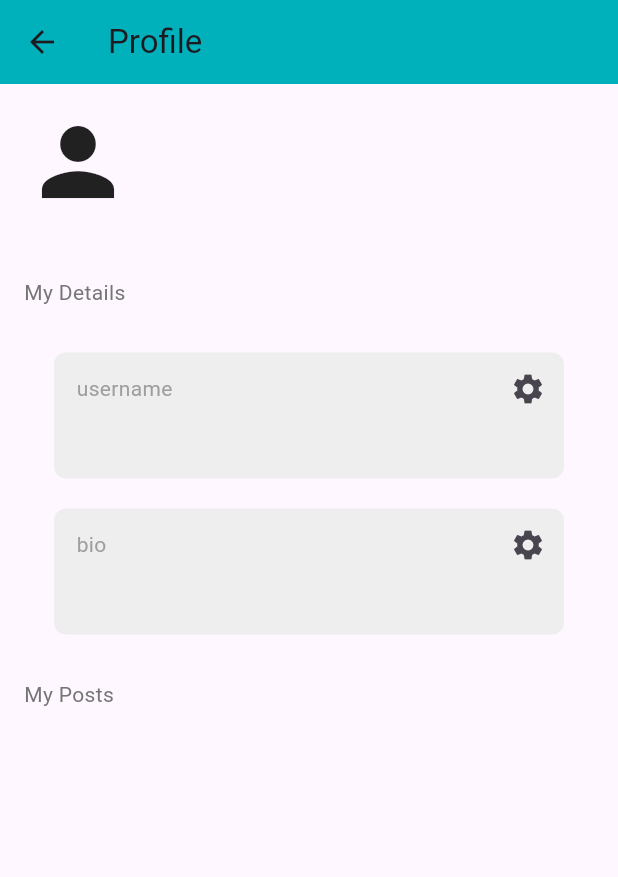
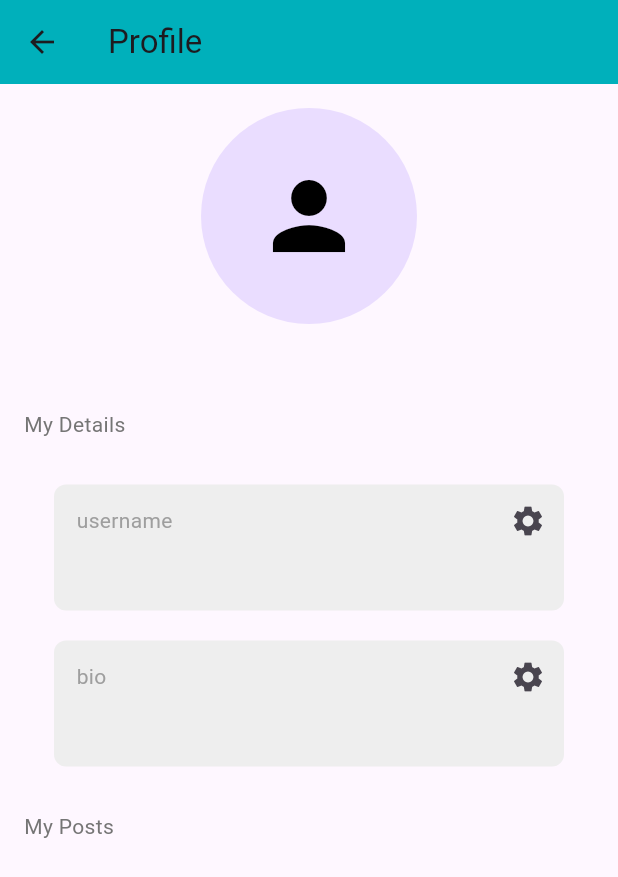
Before and after one commit to MMLewis1225/newsfeed_app, a Flutter app: the ProfilePage screen opened directly, on a phone screen of 412 x 824 dp. Shown: the top 877 px of the screen. Run offline on Flutter 3.47's test engine with Material 3 defaults, Android fonts, the phone set to English and light mode, and no system bars; our stand-ins replace cloud_firestore, firebase_auth, firebase_core; accounts and stored records are empty; generated files the repository leaves out were written again.

Commit message:
profile page and drawer styling

```diff
--- a/lib/pages/home_page.dart
+++ b/lib/pages/home_page.dart
@@ -69,14 +69,14 @@ class _HomePageState extends State<HomePage> {
       backgroundColor: Colors.grey[300],
       appBar: AppBar(
         backgroundColor: const Color(0xFF00B0BB),
-        title: const Stack(
+        title: Stack(
           alignment: Alignment.center,
           children: [
             // White text
             Positioned(
               bottom: 1.5,
               left: 0.5,
-              child: Text(
+              child: const Text(
                 "NewsFeed",
                 style: TextStyle(
                   fontSize: 28,
@@ -86,7 +86,7 @@ class _HomePageState extends State<HomePage> {
               ),
             ),
             // Black text
-            Text(
+            const Text(
               "NewsFeed",
               style: TextStyle(
                 fontSize: 28,
--- a/lib/pages/profile_page.dart
+++ b/lib/pages/profile_page.dart
@@ -104,13 +104,27 @@ class _ProfilePageState extends State<ProfilePage> {
                 child: Column(
                   crossAxisAlignment: CrossAxisAlignment.start,
                   children: [
-                    const Icon(
-                      Icons.person,
-                      size: 72,
+                    // Centered profile icon
+
+                    Center(
+                      child: CircleAvatar(
+                        radius: 72,
+                        //  backgroundColor: Colors.grey[300],
+                        child: Icon(
+                          Icons.person,
+                          size: 72,
+                          color: Colors.black,
+                        ),
+                      ),
                     ),
-                    Text(currentUser.email!,
+                    const SizedBox(height: 16),
+                    Center(
+                      child: Text(
+                        currentUser.email!,
                         textAlign: TextAlign.center,
-                        style: TextStyle(color: Colors.grey[700])),
+                        style: TextStyle(color: Colors.grey[700]),
+                      ),
+                    ),
                     const SizedBox(height: 20),
                     Text(
                       'My Details',
```
Also changed, not shown: lib/components/drawer.dart (+17 -12 lines), lib/components/news_post.dart (+0 -8 lines), lib/pages/write_article_page.dart (+10 -8 lines), 1 other file.
